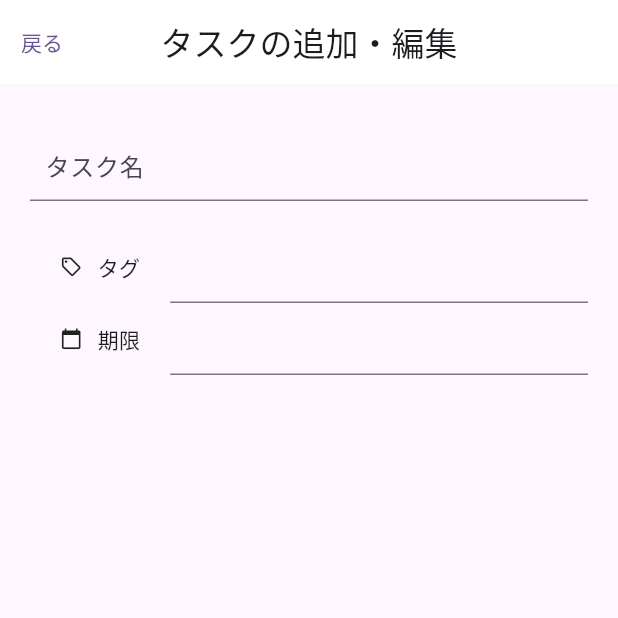
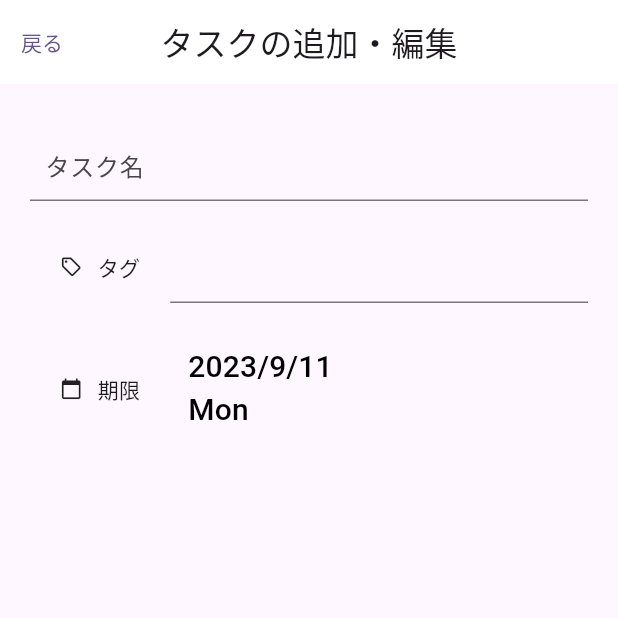
Before and after one commit to Bellwether-Flutter-team/team_a_project, a Flutter app: the YoshiTaskAddPage screen opened by its route, on a phone screen of 412 x 824 dp, the top half of it. Run offline on Flutter 3.47's test engine with Material 2 defaults, Android fonts, the light colour scheme and no system bars; our stand-ins replace firebase_core, get, google_maps_flutter; missing offline and left inert: ml_dataframe; accounts and stored records are empty.

Commit message:
日付選択のWidgetを導入

```diff
--- a/lib/pages/yoshi_app/task_add.dart
+++ b/lib/pages/yoshi_app/task_add.dart
@@ -2,28 +2,45 @@ import 'package:flutter/material.dart';
 import 'package:get/get.dart';
 import 'package:team_a_project/routes/app_routes.dart';
 
-class YoshiTaskAddPage extends StatelessWidget {
-  const YoshiTaskAddPage({Key? key}) : super(key: key);
+class YoshiTaskAddPage extends StatefulWidget {
+  YoshiTaskAddPage({Key? key}) : super(key: key);
+
+  @override
+  _YoshiTaskAddPageState createState() => _YoshiTaskAddPageState();
+}
+
+class _YoshiTaskAddPageState extends State<YoshiTaskAddPage> {
+  // const YoshiTaskAddPage({Key? key}) : super(key: key);
 
   static const _tagOptions = ["タグ1", "タグ2", "タグ3", "タグ4", "タグ5"];
-  // DateTime _date = DateTime.now();
+  static const Map<int, String> _weekdays = {
+    1: "Mon",
+    2: "Tue",
+    3: "Wed",
+    4: "Thu",
+    5: "Fri",
+    6: "Sat",
+    7: "Sun"
+  };
+  DateTime _date = DateTime.now();
 
-  // Future<Null> _selectDate(BuildContext context) async {
-  //   final DateTime? picked = await showDatePicker(
-  //     context: context,
-  //     initialDate: DateTime.now(),
-  //     firstDate: DateTime(2021),
-  //     lastDate: DateTime(2025),
-  //   );
-  //   if (picked != null) {
-  //     setState(() {
-  //       _date = picked;
-  //     });
-  //   }
-// }
+  Future<void> _selectDate(BuildContext context) async {
+    final DateTime? picked = await showDatePicker(
+      context: context,
+      initialDate: DateTime.now(),
+      firstDate: DateTime(2021),
+      lastDate: DateTime(2025),
+    );
+    if (picked != null) {
+      setState(() {
+        _date = picked;
+      });
+    }
+  }
 
   @override
   Widget build(BuildContext context) {
+    var size = MediaQuery.of(context).size;
     return Scaffold(
         appBar: AppBar(
           automaticallyImplyLeading: false,
@@ -81,6 +98,7 @@ class YoshiTaskAddPage extends StatelessWidget {
                         ),
                       ],
                     ),
+                    const SizedBox(height: 20),
                     Row(
                       children: [
                         const Icon(
@@ -90,11 +108,20 @@ class YoshiTaskAddPage extends StatelessWidget {
                         const SizedBox(width: 10),
                         const Text('期限'),
                         const SizedBox(width: 20),
-                        Flexible(
-                          child: TextField(
-                            onTap: () => {},
-                          ),
-                        ),
+                        SizedBox(
+                            width: size.width * 0.3,
+                            child: TextButton(
+                              style: const ButtonStyle(
+                                  alignment: Alignment.centerLeft),
+                              onPressed: () => _selectDate(context),
+                              child: Text(
+                                "${_date.year}/${_date.month}/${_date.day}  ${_weekdays[_date.weekday]}",
+                                style: const TextStyle(
+                                  fontSize: 20,
+                                  color: Colors.black,
+                                ),
+                              ),
+                            )),
                       ],
                     ),
                   ],
--- a/lib/routes/app_pages.dart
+++ b/lib/routes/app_pages.dart
@@ -30,7 +30,6 @@ class AppPages {
       name: AppRoutes.decidePage,
       page: () => const DecidePage(),
     ),
-    GetPage(
-        name: AppRoutes.yoshiAppAddTask, page: () => const YoshiTaskAddPage())
+    GetPage(name: AppRoutes.yoshiAppAddTask, page: () => YoshiTaskAddPage())
   ];
 }
```
